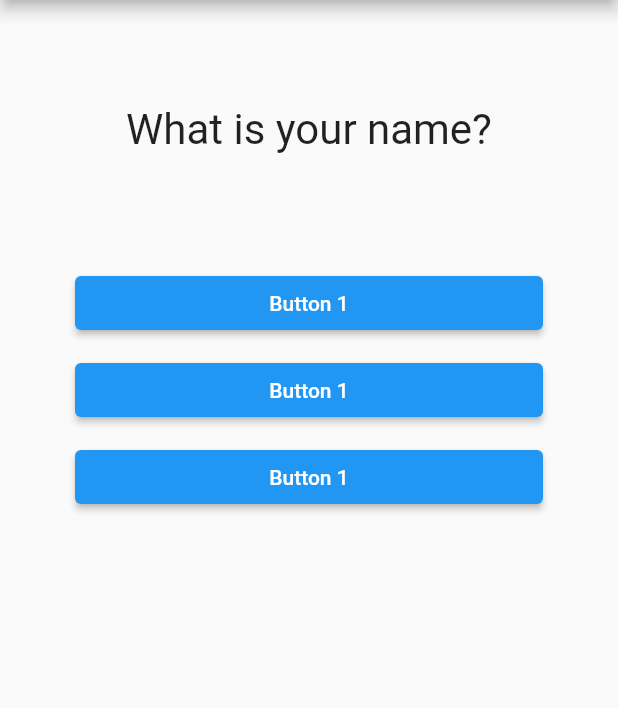
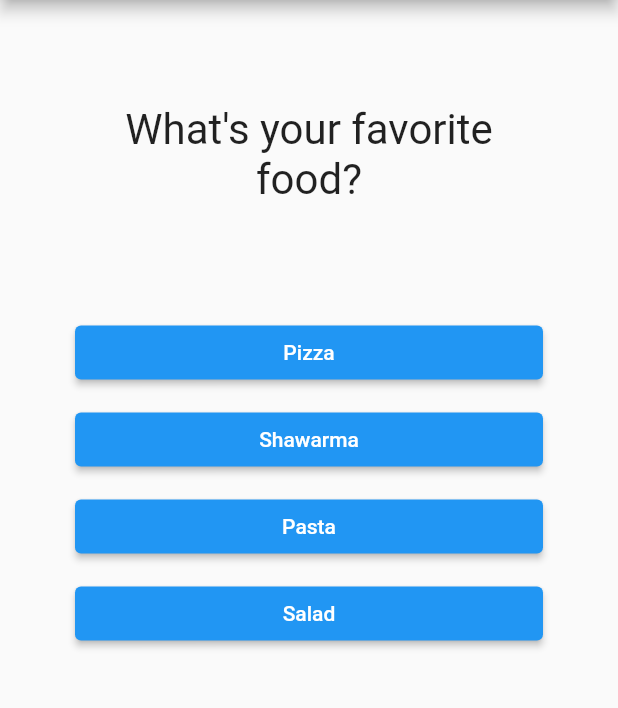
Before and after one commit to okwy00100/flutter-quiz-app, a Flutter app: the screen it shows after launch, on a phone screen of 412 x 824 dp, the part 84-792 px from its top. Run offline on Flutter 3.47's test engine with Material 2 defaults, Android fonts, the phone set to English and light mode, and no system bars.

Commit message:
Converted question array to maplist

```diff
--- a/lib/answer.dart
+++ b/lib/answer.dart
@@ -2,8 +2,9 @@ import 'package:flutter/material.dart';
 
 class Answer extends StatelessWidget {
   final VoidCallback selectHandler;
+  final String answerText;
 
-  Answer(this.selectHandler);
+  Answer(this.selectHandler, this.answerText);
 
   @override
   Widget build(BuildContext context) {
@@ -11,7 +12,7 @@ class Answer extends StatelessWidget {
       width: double.infinity,
       margin: EdgeInsets.fromLTRB(50, 5, 50, 5),
       child: ElevatedButton(
-        child: Text('Button 1'),
+        child: Text(answerText),
         onPressed: selectHandler,
       ),
     );
--- a/lib/main.dart
+++ b/lib/main.dart
@@ -23,20 +23,22 @@ class _MyAppPage extends State<MyApp> {
     print('Answered question $_questionIndex');
   }
 
-  // void answerQuestion2() {
-  //   print('Pressed Button 2');
-  // }
-
-  // void answerQuestion3() {
-  //   print('Pressed Button 3');
-  // }
 
   @override
   Widget build(BuildContext context) {
     var questions = [
-      'What is your name?',
-      'What\'s your favorite color?',
-      'What\'s your favorite pet?',
+      {
+        'questionText': 'What\'s your favorite food?',
+        'answers': ['Pizza', 'Shawarma', 'Pasta', 'Salad'],
+      },
+      {
+        'questionText': 'What\'s your favorite color?',
+        'answers': ['Blue', 'Red', 'Green', 'Black'],
+      },
+      {
+        'questionText': 'What\'s your favorite animal?',
+        'answers': ['Dog', 'Cat', 'Echidna', 'Unicorn'],
+      },
     ];
     return MaterialApp(
       home: Scaffold(
@@ -46,12 +48,11 @@ class _MyAppPage extends State<MyApp> {
         body: Column(
           children: [
             Question(
-              questions[_questionIndex],
+              questions[_questionIndex]['questionText'] as String,
             ),
-            // Text('Hello'),
-            Answer(_answerQuestion),
-            Answer(_answerQuestion),
-            Answer(_answerQuestion),
+            ...(questions[_questionIndex]['answers'] as List<String>).map((answer) {
+              return Answer(_answerQuestion, answer);
+            }).toList()
           ],
         ),
       ),
```
